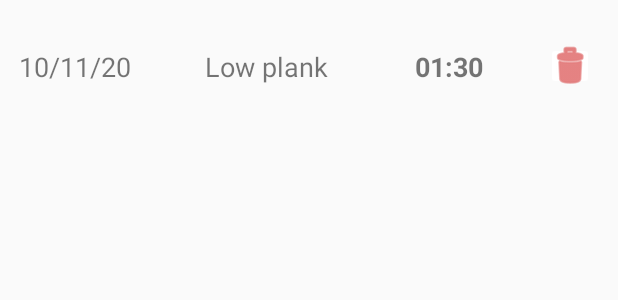
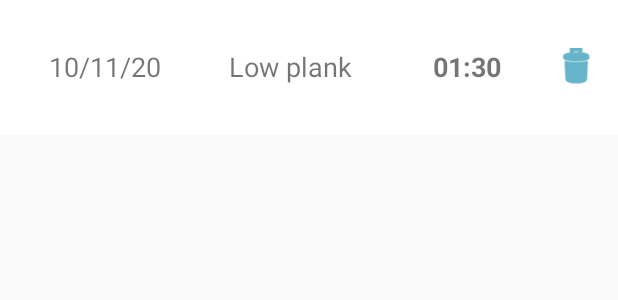
Before and after one commit to AnnaMedvedieva/plank-timer, an Android app: the layout result_item.xml on its own in the app's theme, with its tools: preview values and no code run, on a phone screen of 412 x 824 dp. Shown: the top 300 px of the screen. Run offline under Robolectric (Android 15) with nearby library versions, the phone set to English and light mode, and no system bars; Roboto replaces fonts that are not available here.

Commit message:
Add design changes

```diff
--- a/app/src/main/java/org/company/annamedvedieva/myplanktimer/planktimer/PlankTimerFragment.kt
+++ b/app/src/main/java/org/company/annamedvedieva/myplanktimer/planktimer/PlankTimerFragment.kt
@@ -68,7 +68,6 @@ class PlankTimerFragment : Fragment() {
     private fun convertMillis(millisTime: Long): String {
         val minutes = TimeUnit.MILLISECONDS.toMinutes(millisTime)
         val seconds = TimeUnit.MILLISECONDS.toSeconds(millisTime)
-       // val minutes = (millisTime/1000) / 60
         return "$minutes min $seconds s"
 
     }
--- a/app/src/main/java/org/company/annamedvedieva/myplanktimer/planktimer/PlankTimerViewModelFactory.kt
+++ b/app/src/main/java/org/company/annamedvedieva/myplanktimer/planktimer/PlankTimerViewModelFactory.kt
@@ -1,6 +1,5 @@
 package org.company.annamedvedieva.myplanktimer.planktimer
 
-import android.app.Application
 import androidx.lifecycle.ViewModel
 import androidx.lifecycle.ViewModelProvider
 import org.company.annamedvedieva.myplanktimer.data.PlankDao
--- a/app/src/main/java/org/company/annamedvedieva/myplanktimer/results/ResultsViewModel.kt
+++ b/app/src/main/java/org/company/annamedvedieva/myplanktimer/results/ResultsViewModel.kt
@@ -1,11 +1,9 @@
 package org.company.annamedvedieva.myplanktimer.results
 
-import android.app.Application
 import androidx.lifecycle.LiveData
 import androidx.lifecycle.MutableLiveData
 import androidx.lifecycle.ViewModel
 import androidx.lifecycle.viewModelScope
-import kotlinx.coroutines.CoroutineScope
 import kotlinx.coroutines.launch
 import org.company.annamedvedieva.myplanktimer.data.Plank
 import org.company.annamedvedieva.myplanktimer.data.PlankDao
--- a/app/src/main/java/org/company/annamedvedieva/myplanktimer/results/ResultsViewModelFactory.kt
+++ b/app/src/main/java/org/company/annamedvedieva/myplanktimer/results/ResultsViewModelFactory.kt
@@ -1,6 +1,5 @@
 package org.company.annamedvedieva.myplanktimer.results
 
-import android.app.Application
 import androidx.lifecycle.ViewModel
 import androidx.lifecycle.ViewModelProvider
 import org.company.annamedvedieva.myplanktimer.data.PlankDao
--- a/app/src/main/res/layout/fragment_results.xml
+++ b/app/src/main/res/layout/fragment_results.xml
@@ -20,14 +20,12 @@
             android:id="@+id/plank_list"
             android:layout_width="0dp"
             android:layout_height="0dp"
-            android:layout_marginStart="16dp"
-            android:layout_marginEnd="16dp"
             android:layout_marginBottom="70dp"
+            app:layoutManager="androidx.recyclerview.widget.LinearLayoutManager"
             app:layout_constraintBottom_toBottomOf="parent"
             app:layout_constraintEnd_toEndOf="parent"
             app:layout_constraintStart_toStartOf="parent"
-            app:layout_constraintTop_toTopOf="parent"
-            app:layoutManager="androidx.recyclerview.widget.LinearLayoutManager"/>
+            app:layout_constraintTop_toTopOf="parent" />
 
     </androidx.constraintlayout.widget.ConstraintLayout>
 </layout>
--- a/app/src/main/res/layout/result_item.xml
+++ b/app/src/main/res/layout/result_item.xml
@@ -15,13 +15,15 @@
 
     <androidx.constraintlayout.widget.ConstraintLayout
         android:layout_width="match_parent"
-        android:layout_height="90dp">
+        android:layout_height="90dp"
+        android:background="#FFFFFF"
+        android:backgroundTint="#FFFFFF">
 
         <TextView
             android:id="@+id/dateTextView"
             android:layout_width="wrap_content"
             android:layout_height="wrap_content"
-            android:layout_marginStart="8dp"
+            android:layout_marginStart="32dp"
             android:layout_marginTop="32dp"
             android:layout_marginEnd="36dp"
             android:text="@{plank.date}"
@@ -64,13 +66,13 @@
 
         <ImageButton
             android:id="@+id/deleteImageButton"
-            android:layout_width="32dp"
-            android:layout_height="32dp"
-            android:layout_marginTop="28dp"
+            android:layout_width="24dp"
+            android:layout_height="24dp"
+            android:layout_marginTop="32dp"
             android:layout_marginEnd="16dp"
             android:backgroundTint="@color/ic_banner_background"
-            android:tint="#D32F2F"
             android:onClick="@{() -> clickListener.onClick(plank)}"
+            android:tint="@color/colorPrimaryDark"
             app:layout_constraintEnd_toEndOf="parent"
             app:layout_constraintTop_toTopOf="parent"
             app:srcCompat="@android:drawable/ic_menu_delete" />
--- a/app/src/main/res/mipmap-anydpi-v26/ic_banner.xml
+++ /dev/null
@@ -1,5 +0,0 @@
-<?xml version="1.0" encoding="utf-8"?>
-<adaptive-icon xmlns:android="http://schemas.android.com/apk/res/android">
-    <background android:drawable="@color/ic_banner_background"/>
-    <foreground android:drawable="@drawable/ic_banner_foreground"/>
-</adaptive-icon>
--- a/app/src/main/res/values/colors.xml
+++ b/app/src/main/res/values/colors.xml
@@ -1,6 +1,7 @@
 <?xml version="1.0" encoding="utf-8"?>
 <resources>
-    <color name="colorPrimary">#6200EE</color>
-    <color name="colorPrimaryDark">#3700B3</color>
-    <color name="colorAccent">#03DAC5</color>
+    <color name="colorPrimary">#20b2d6</color>
+    <color name="colorPrimaryDark">#0082a5</color>
+    <color name="colorPrimaryLight">#6ae4ff</color>
+    <color name="white">#FFFFFF</color>
 </resources>
--- a/app/src/main/res/values/styles.xml
+++ b/app/src/main/res/values/styles.xml
@@ -4,7 +4,8 @@
         <!-- Customize your theme here. -->
         <item name="colorPrimary">@color/colorPrimary</item>
         <item name="colorPrimaryDark">@color/colorPrimaryDark</item>
-        <item name="colorAccent">@color/colorAccent</item>
+        <item name="colorAccent">@color/colorPrimaryLight</item>
+        <item name="backgroundColor">@color/white</item>
     </style>
 
 </resources>
```
Also changed, not shown: app/src/main/java/org/company/annamedvedieva/myplanktimer/BindingAdapters.kt (+5 -6 lines), app/src/main/res/drawable-v24/ic_banner_foreground.xml (deleted, +0 -74 lines), app/src/main/res/layout/fragment_plank_timer.xml (+9 -4 lines), app/src/main/res/drawable/high_plank.png (added), app/src/main/res/drawable/low_plank.png (added), app/src/main/res/drawable/side_plank.png (added).
